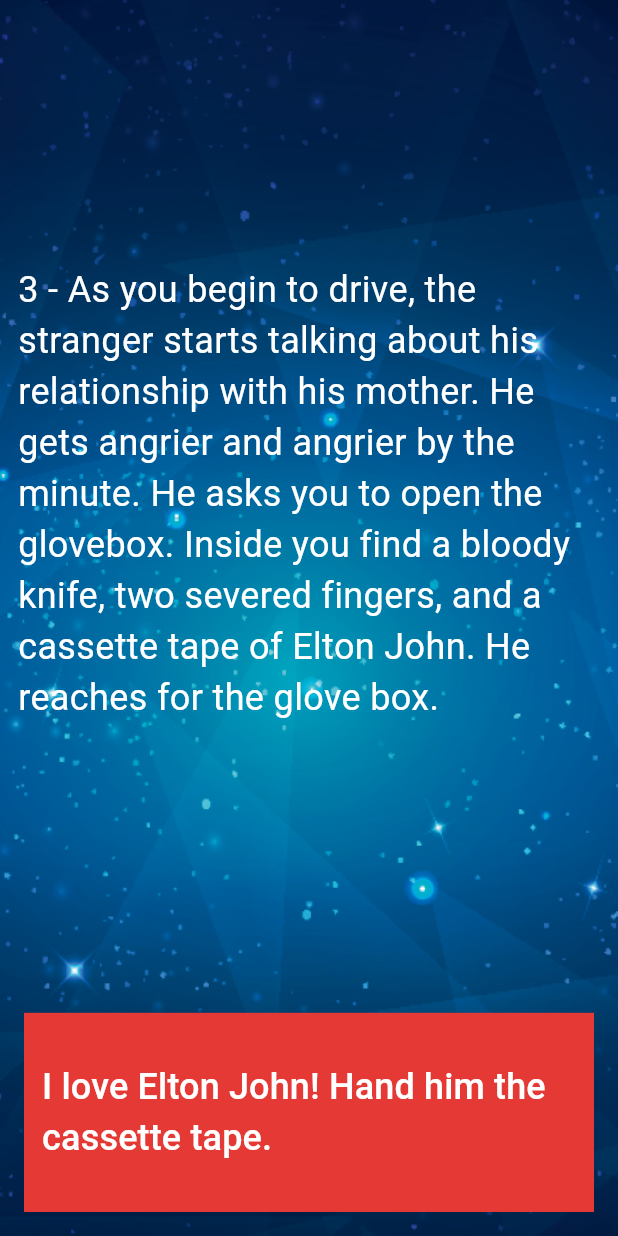
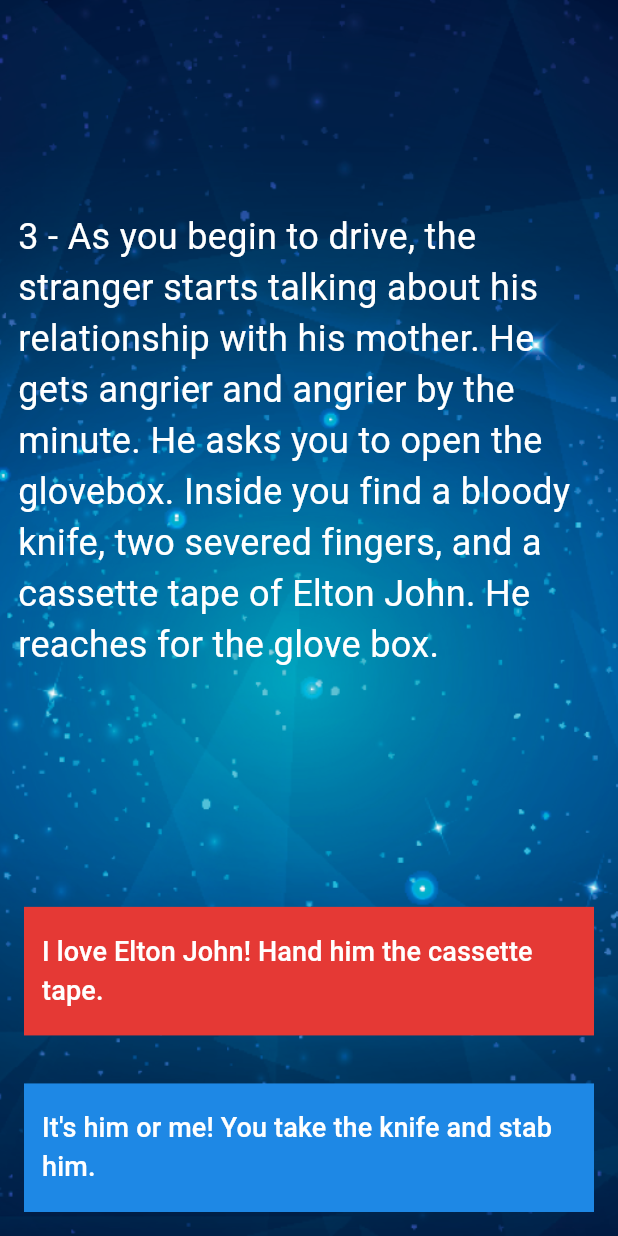
Before and after one commit to Hassan-Boulhilt/destini, a Flutter app: the screen it shows after launch, after a tap on an icon or button, on a phone screen of 412 x 824 dp. Run offline on Flutter 3.47's test engine with Material 3 defaults, Android fonts, the phone set to English and light mode, and no system bars.

Commit message:
small touch

```diff
--- a/lib/main.dart
+++ b/lib/main.dart
@@ -49,7 +49,7 @@ class _MyHomePageState extends State<MyHomePage> {
             crossAxisAlignment: CrossAxisAlignment.stretch,
             children: <Widget>[
               Expanded(
-                flex: 4,
+                flex: storybrain.buttonShouldBeVisible() == false ? 6 : 5,
                 child: Center(
                   child: Padding(
                     padding: const EdgeInsets.all(12.0),
@@ -61,7 +61,6 @@ class _MyHomePageState extends State<MyHomePage> {
                 ),
               ),
               Expanded(
-                flex: 1,
                 child: Padding(
                   padding: const EdgeInsets.all(16.0),
                   child: TextButton(
@@ -76,7 +75,7 @@ class _MyHomePageState extends State<MyHomePage> {
                     },
                     child: Text(
                       storybrain.getChoice1(),
-                      style: const TextStyle(color: Colors.white, fontSize: 24),
+                      style: const TextStyle(color: Colors.white, fontSize: 18),
                     ),
                   ),
                 ),
@@ -84,7 +83,6 @@ class _MyHomePageState extends State<MyHomePage> {
               Visibility(
                 visible: storybrain.buttonShouldBeVisible(),
                 child: Expanded(
-                  flex: 1,
                   child: Padding(
                     padding: const EdgeInsets.all(16.0),
                     child: TextButton(
@@ -100,7 +98,7 @@ class _MyHomePageState extends State<MyHomePage> {
                       child: Text(
                         storybrain.getChoice2(),
                         style:
-                            const TextStyle(color: Colors.white, fontSize: 24),
+                            const TextStyle(color: Colors.white, fontSize: 18),
                       ),
                     ),
                   ),
--- a/lib/storybrain.dart
+++ b/lib/storybrain.dart
@@ -68,7 +68,7 @@ class StoryBrain {
     return switch (_storyNumber) {
       0 => true,
       1 => true,
-      3 => true,
+      2 => true,
       _ => false,
     };
   }
```
